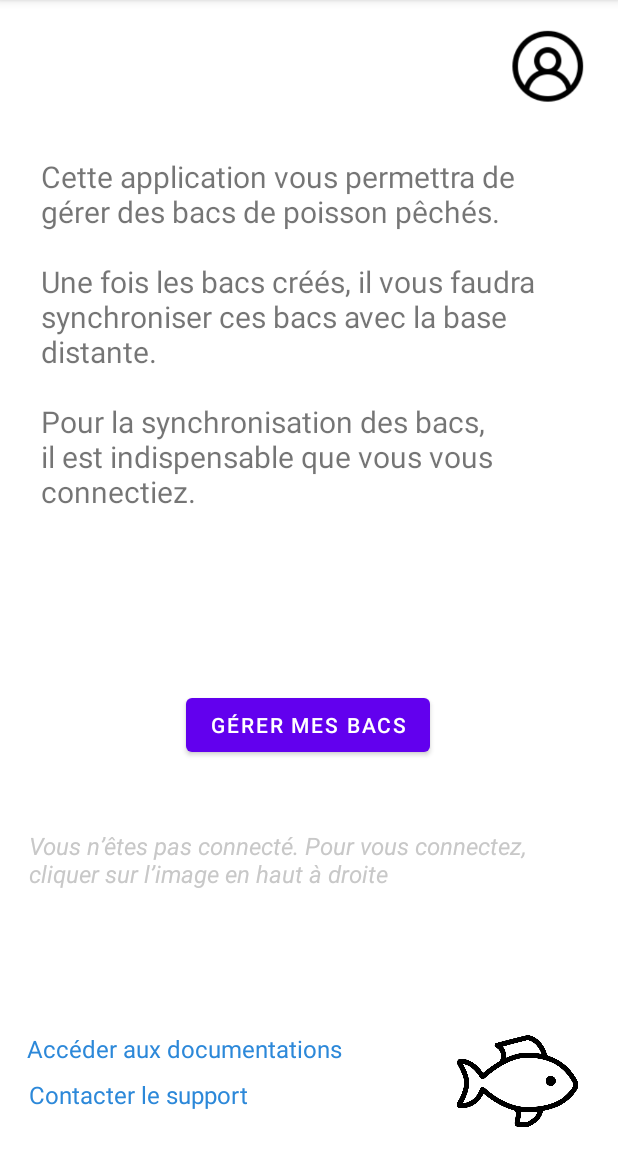
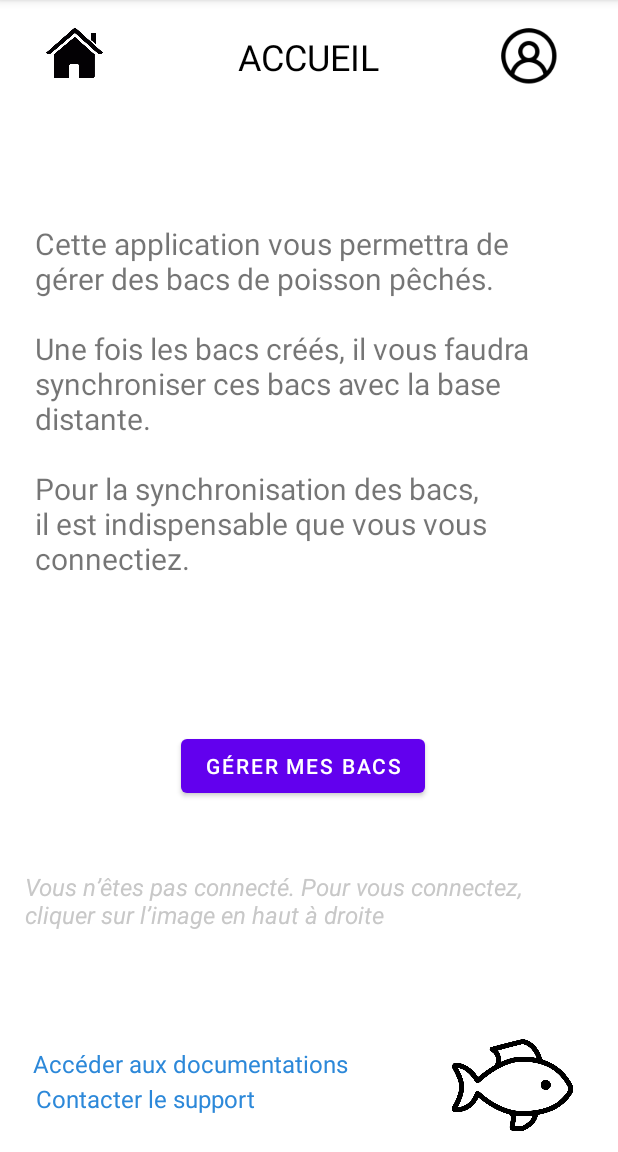
Before and after one commit to debutyohan/CrieePeche, an Android app: the screen it shows after launch (MainActivity), on a phone screen of 412 x 824 dp, the part 84-1236 px from its top. Run offline under Robolectric (Android 15) with nearby library versions, the phone set to English and light mode, and no system bars.

Commit message:
Amélioration de la page d'accueil

```diff
--- a/app/build.gradle
+++ b/app/build.gradle
@@ -35,4 +35,10 @@ dependencies {
     testImplementation 'junit:junit:4.+'
     androidTestImplementation 'androidx.test.ext:junit:1.1.3'
     androidTestImplementation 'androidx.test.espresso:espresso-core:3.4.0'
+    //noinspection GradleCompatible
+    implementation 'com.android.support:appcompat-v7:24.2.0'
+    //noinspection GradleCompatible
+    implementation 'com.android.support:support-v4:24.2.0'
+    //noinspection GradleCompatible
+    implementation 'com.android.support:design:24.2.0'
 }
--- a/app/src/main/res/layout/activity_main.xml
+++ b/app/src/main/res/layout/activity_main.xml
@@ -5,6 +5,8 @@
     android:layout_width="match_parent"
     android:layout_height="match_parent"
     tools:context=".MainActivity">
+    <include layout="@layout/toolbar"/>
+
 
     <TextView
         android:id="@+id/txt_description"
@@ -13,10 +15,26 @@
         android:text="Cette application vous permettra de gérer des bacs de poisson pêchés.\n\nUne fois les bacs créés, il vous faudra synchroniser ces bacs avec la base distante.\n\nPour la synchronisation des bacs, il est indispensable que vous vous connectiez."
         android:textSize="20sp"
         app:layout_constraintBottom_toBottomOf="parent"
+        app:layout_constraintHorizontal_bias="0.433"
         app:layout_constraintLeft_toLeftOf="parent"
         app:layout_constraintRight_toRightOf="parent"
         app:layout_constraintTop_toTopOf="parent"
-        app:layout_constraintVertical_bias="0.207"
+        app:layout_constraintVertical_bias="0.295"
+        tools:ignore="HardcodedText" />
+
+    <TextView
+        android:id="@+id/txt_support"
+        android:layout_width="wrap_content"
+        android:layout_height="wrap_content"
+        android:text="Contacter le support"
+        android:textColor="#2C88D9"
+        android:textSize="16sp"
+        app:layout_constraintBottom_toBottomOf="parent"
+        app:layout_constraintEnd_toStartOf="@+id/imageView"
+        app:layout_constraintHorizontal_bias="0.187"
+        app:layout_constraintStart_toStartOf="parent"
+        app:layout_constraintTop_toTopOf="parent"
+        app:layout_constraintVertical_bias="0.967"
         tools:ignore="HardcodedText" />
 
     <Button
@@ -26,11 +44,40 @@
         android:text="Gérer mes bacs"
         app:layout_constraintBottom_toBottomOf="parent"
         app:layout_constraintEnd_toEndOf="parent"
-        app:layout_constraintHorizontal_bias="0.497"
+        app:layout_constraintHorizontal_bias="0.485"
         app:layout_constraintStart_toStartOf="parent"
         app:layout_constraintTop_toTopOf="parent"
-        app:layout_constraintVertical_bias="0.638"
+        app:layout_constraintVertical_bias="0.676"
         tools:ignore="HardcodedText,MissingConstraints" />
+
+    <TextView
+        android:id="@+id/txt_doc"
+        android:layout_width="wrap_content"
+        android:layout_height="wrap_content"
+        android:layout_marginEnd="37dp"
+        android:text="Accéder aux documentations"
+        android:textColor="#2C88D9"
+        android:textSize="16sp"
+        app:layout_constraintBottom_toBottomOf="parent"
+        app:layout_constraintEnd_toStartOf="@+id/imageView"
+        app:layout_constraintHorizontal_bias="0.793"
+        app:layout_constraintStart_toStartOf="parent"
+        app:layout_constraintTop_toTopOf="parent"
+        app:layout_constraintVertical_bias="0.936"
+        tools:ignore="HardcodedText" />
+
+    <ImageView
+        android:id="@+id/imageView"
+        android:layout_width="134dp"
+        android:layout_height="61dp"
+        app:layout_constraintBottom_toBottomOf="parent"
+        app:layout_constraintEnd_toEndOf="parent"
+        app:layout_constraintHorizontal_bias="0.989"
+        app:layout_constraintStart_toStartOf="parent"
+        app:layout_constraintTop_toTopOf="parent"
+        app:layout_constraintVertical_bias="0.98"
+        app:srcCompat="@drawable/pngegg"
+        tools:ignore="ContentDescription" />
 
     <TextView
         android:id="@+id/txt_ifconnectuser"
@@ -43,63 +90,10 @@
         android:textStyle="italic"
         app:layout_constraintBottom_toBottomOf="parent"
         app:layout_constraintEnd_toEndOf="parent"
-        app:layout_constraintHorizontal_bias="0.487"
+        app:layout_constraintHorizontal_bias="0.41"
         app:layout_constraintStart_toStartOf="parent"
         app:layout_constraintTop_toBottomOf="@+id/btn_afficherbacs"
-        app:layout_constraintVertical_bias="0.141"
+        app:layout_constraintVertical_bias="0.164"
         tools:ignore="HardcodedText" />
 
-    <ImageView
-        android:id="@+id/imageView"
-        android:layout_width="134dp"
-        android:layout_height="61dp"
-        app:layout_constraintBottom_toBottomOf="parent"
-        app:layout_constraintEnd_toEndOf="parent"
-        app:layout_constraintHorizontal_bias="1.0"
-        app:layout_constraintStart_toStartOf="parent"
-        app:layout_constraintTop_toTopOf="parent"
-        app:layout_constraintVertical_bias="0.976"
-        app:srcCompat="@drawable/pngegg" />
-
-    <ImageView
-        android:id="@+id/imageView2"
-        android:layout_width="58dp"
-        android:layout_height="60dp"
-        app:layout_constraintBottom_toBottomOf="parent"
-        app:layout_constraintEnd_toEndOf="parent"
-        app:layout_constraintHorizontal_bias="0.954"
-        app:layout_constraintStart_toStartOf="parent"
-        app:layout_constraintTop_toTopOf="parent"
-        app:layout_constraintVertical_bias="0.023"
-        app:srcCompat="@drawable/icons8_utilisateur_96" />
-
-    <TextView
-        android:id="@+id/txt_doc"
-        android:layout_width="wrap_content"
-        android:layout_height="wrap_content"
-        android:layout_marginEnd="37dp"
-        android:text="Accéder aux documentations"
-        android:textColor="#2C88D9"
-        android:textSize="16sp"
-        app:layout_constraintBottom_toBottomOf="parent"
-        app:layout_constraintEnd_toStartOf="@+id/imageView"
-        app:layout_constraintHorizontal_bias="0.593"
-        app:layout_constraintStart_toStartOf="parent"
-        app:layout_constraintTop_toTopOf="parent"
-        app:layout_constraintVertical_bias="0.922" />
-
-    <TextView
-        android:id="@+id/txt_support"
-        android:layout_width="wrap_content"
-        android:layout_height="wrap_content"
-        android:text="Contacter le support"
-        android:textColor="#2C88D9"
-        android:textSize="16sp"
-        app:layout_constraintBottom_toBottomOf="parent"
-        app:layout_constraintEnd_toStartOf="@+id/imageView"
-        app:layout_constraintHorizontal_bias="0.145"
-        app:layout_constraintStart_toStartOf="parent"
-        app:layout_constraintTop_toTopOf="parent"
-        app:layout_constraintVertical_bias="0.963" />
-
 </androidx.constraintlayout.widget.ConstraintLayout>
--- /dev/null
+++ b/app/src/main/res/layout/toolbar.xml
@@ -0,0 +1,39 @@
+<?xml version="1.0" encoding="utf-8"?>
+<RelativeLayout xmlns:android="http://schemas.android.com/apk/res/android"
+    android:layout_width="match_parent"
+    android:layout_height="wrap_content"
+    xmlns:tools="http://schemas.android.com/tools"
+    android:background="#FFFFFF">
+
+    <RelativeLayout
+        android:layout_width="match_parent"
+        android:layout_height="wrap_content"
+        android:padding="14dp"
+        tools:context=".MainActivity">
+
+        <ImageView
+            android:layout_width="71dp"
+            android:layout_height="38dp"
+            android:layout_alignParentTop="true"
+            android:layout_marginTop="2dp"
+            android:src="@drawable/page_daccueil" />
+
+        <TextView
+            android:layout_width="wrap_content"
+            android:layout_height="wrap_content"
+            android:layout_centerInParent="true"
+            android:text="ACCUEIL"
+            android:textSize="24dp"
+            android:textColor="@color/black"/>
+
+        <ImageView
+            android:id="@+id/usermenu"
+            android:layout_width="88dp"
+            android:layout_height="45dp"
+            android:layout_alignParentEnd="true"
+            android:layout_marginTop="2dp"
+            android:src="@drawable/icons8_utilisateur_96"
+            android:onClick="showPopup"/>
+    </RelativeLayout>
+
+</RelativeLayout>
--- /dev/null
+++ b/app/src/main/res/menu/menu.xml
@@ -0,0 +1,13 @@
+<?xml version="1.0" encoding="utf-8"?>
+<menu xmlns:app="http://schemas.android.com/apk/res-auto"
+    xmlns:android="http://schemas.android.com/apk/res/android">
+
+
+    <item
+        android:id="@+id/option_1"
+        android:title="Se connecter" />
+
+    <item
+        android:id="@+id/option_2"
+        android:title="Quitter" />
+</menu>
```
Also changed, not shown: app/src/main/java/org/example/crieepeche/MainActivity.java (+41 -0 lines), app/src/main/res/drawable/ic_baseline_account_circle_24.xml (added, +10 -0 lines), app/src/main/res/drawable/ic_baseline_house_24.xml (added, +10 -0 lines), app/src/main/res/drawable/page_daccueil.png (added).
